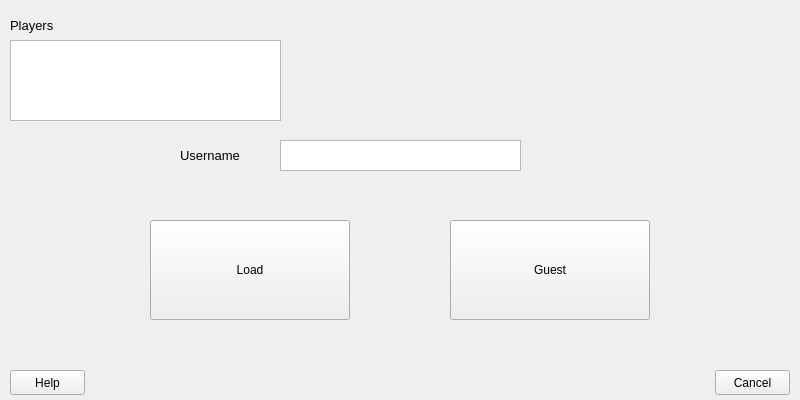
Before: the Qt Designer form scoring/ui/select_players_display.ui in kparlak/dart-scoring-system, drawn with Qt 5.
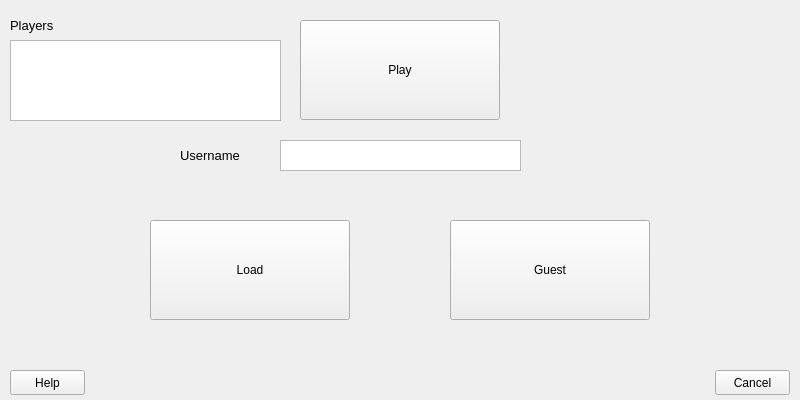
After: the same form once the commit is applied. Icons and pictures are not drawn.

Commit message: Implement error control

Patch:
```diff
--- a/scoring/ui/select_players_display.ui
+++ b/scoring/ui/select_players_display.ui
@@ -152,6 +152,19 @@
      <string>Players</string>
     </property>
    </widget>
+   <widget class="QPushButton" name="playButton">
+    <property name="geometry">
+     <rect>
+      <x>300</x>
+      <y>20</y>
+      <width>200</width>
+      <height>100</height>
+     </rect>
+    </property>
+    <property name="text">
+     <string>Play</string>
+    </property>
+   </widget>
   </widget>
  </widget>
  <resources/>
```
The commit also changes 2 other files.
